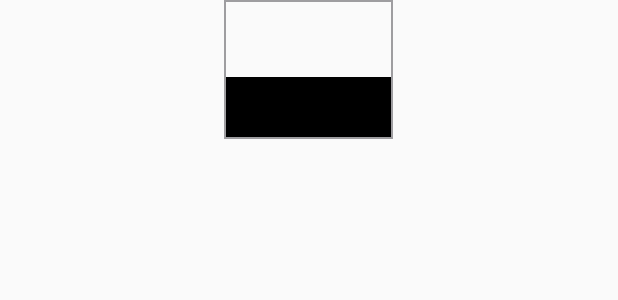
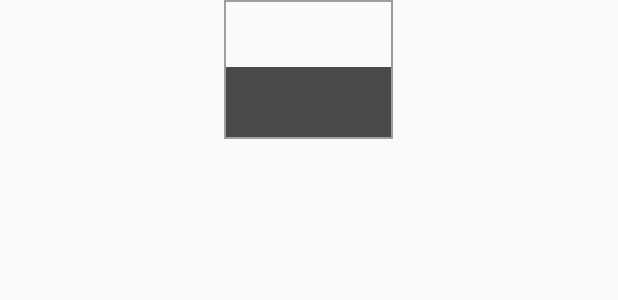
Before and after one commit to NoBang/Android-NBGallery, an Android app: the layout cell_album_gallery.xml on its own in the app's theme, with its tools: preview values and no code run, on a phone screen of 412 x 824 dp. Shown: the top 300 px of the screen. Run offline under Robolectric (Android 15) with nearby library versions, the phone set to English and light mode, and no system bars.

Commit message:
엘범 셀 레이아웃 수정.

```diff
--- a/app/src/main/res/layout/cell_album_gallery.xml
+++ b/app/src/main/res/layout/cell_album_gallery.xml
@@ -1,9 +1,9 @@
 <?xml version="1.0" encoding="utf-8"?>
 <LinearLayout xmlns:android="http://schemas.android.com/apk/res/android"
-    android:layout_width="match_parent"
-    android:layout_height="wrap_content"
-    android:gravity="center"
-    android:orientation="vertical">
+              android:layout_width="match_parent"
+              android:layout_height="wrap_content"
+              android:gravity="center"
+              android:orientation="vertical">
 
     <FrameLayout
         android:layout_width="wrap_content"
@@ -17,38 +17,37 @@
             android:layout_width="110dp"
             android:layout_height="90dp"
             android:adjustViewBounds="true"
-            android:scaleType="center" />
+            android:scaleType="center"/>
 
         <LinearLayout
             android:layout_width="wrap_content"
             android:layout_height="90dp"
-            android:layout_gravity="bottom"
+            android:gravity="bottom"
             android:orientation="vertical">
 
             <TextView
                 android:id="@+id/txt_title"
                 android:layout_width="110dp"
-                android:layout_height="20dp"
-                android:layout_marginTop="50dp"
+                android:layout_height="wrap_content"
                 android:gravity="center_vertical"
                 android:padding="2dp"
                 android:textColor="@android:color/white"
                 android:textStyle="bold"
                 android:ellipsize="end"
                 android:singleLine="true"
-                android:background="@android:color/background_dark" />
+                android:background="@color/album_title_bg"/>
 
             <TextView
                 android:id="@+id/txt_count"
                 android:layout_width="110dp"
-                android:layout_height="20dp"
+                android:layout_height="wrap_content"
                 android:gravity="center_vertical"
                 android:padding="2dp"
                 android:textStyle="bold"
                 android:textColor="@android:color/white"
                 android:singleLine="true"
                 android:ellipsize="end"
-                android:background="@android:color/background_dark" />
+                android:background="@color/album_title_bg"/>
 
         </LinearLayout>
 
@@ -69,7 +68,7 @@
                 android:layout_height="90dp"
                 android:src="@drawable/photo_circle"
                 android:scaleType="centerInside"
-                android:visibility="gone" />
+                android:visibility="gone"/>
         </LinearLayout>
     </FrameLayout>
 
```
